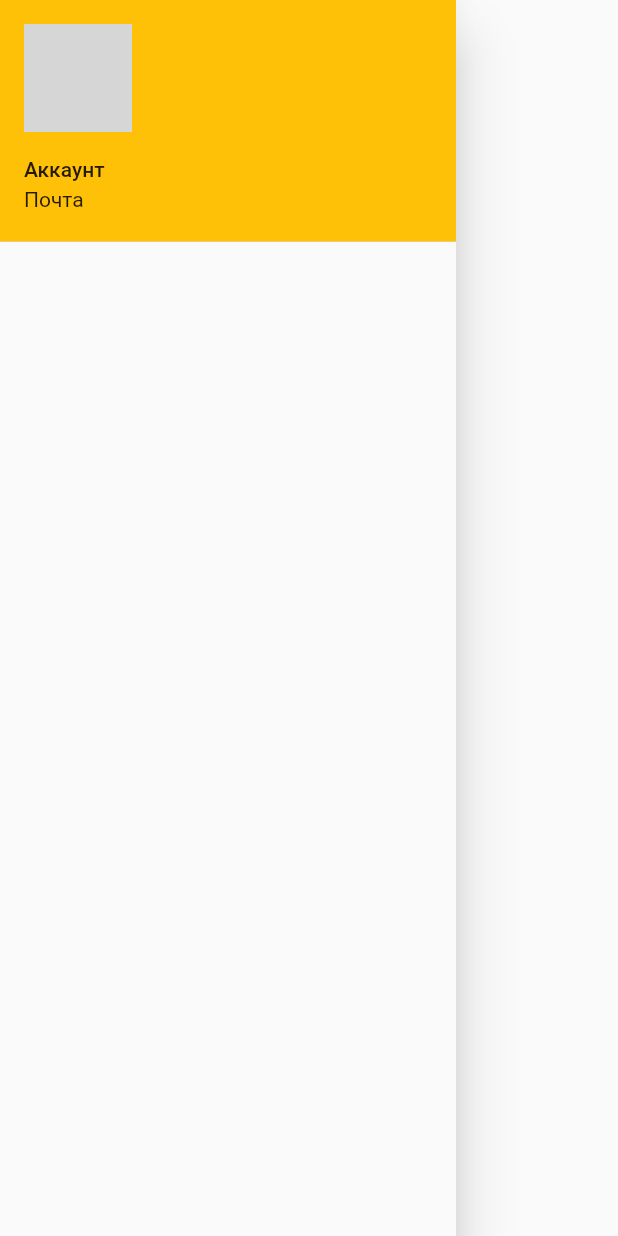
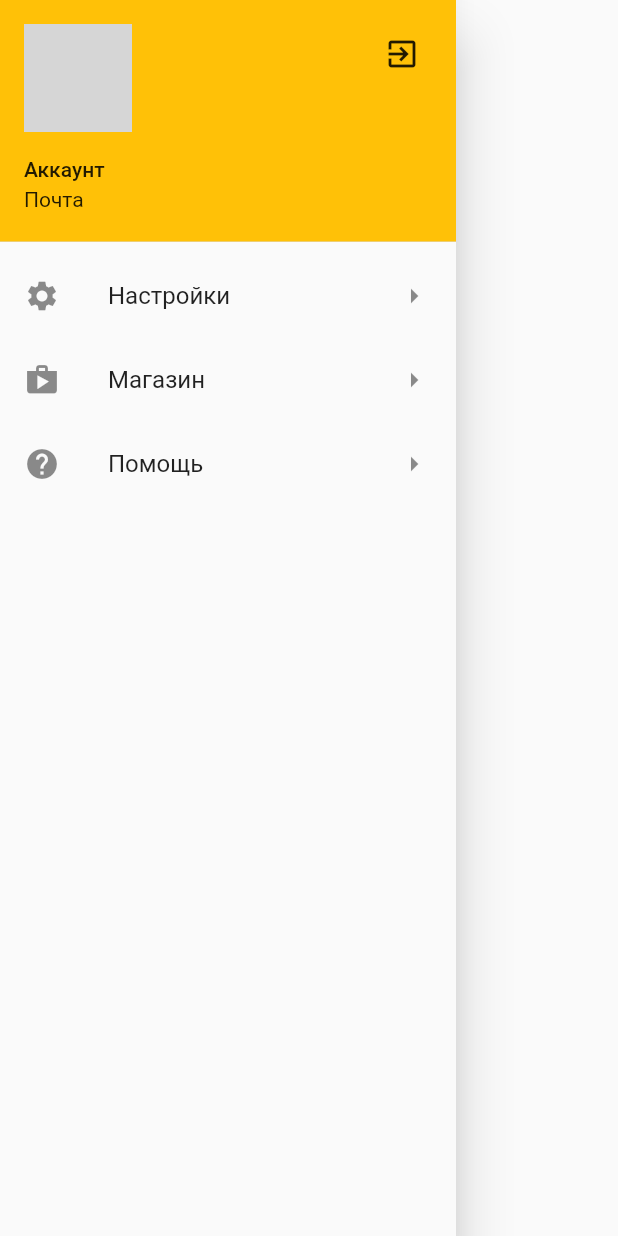
Before and after one commit to riazonbin/flutter_class_work, a Flutter app: the DrawerHomeMenu widget shown alone on an empty page, opened directly, on a phone screen of 412 x 824 dp. Run offline on Flutter 3.47's test engine with Material 2 defaults, Android fonts, the light colour scheme and no system bars; network calls fail; grey boxes are pictures that could not be loaded.

Commit message:
added list tiles

```diff
--- a/lib/pages/drawer.dart
+++ b/lib/pages/drawer.dart
@@ -5,12 +5,36 @@ class DrawerHomeMenu extends StatelessWidget {
 
   @override
   Widget build(BuildContext context) {
+    const catUrl =
+        'https://i.mycdn.me/i?r=AzEPZsRbOZEKgBhR0XGMT1RkjL46s7_3ICJVs2fH4uuqCaaKTM5SRkZCeTgDn6uOyic';
     return Drawer(
       child: ListView(
-        children:  const [
+        children: [
           UserAccountsDrawerHeader(
-              accountName: Text("Аккаунт"), accountEmail: Text("Почта"),
-              currentAccountPicture: CircleAvatar(backgroundImage: NetworkImage('https://i.mycdn.me/i?r=AzEPZsRbOZEKgBhR0XGMT1RkjL46s7_3ICJVs2fH4uuqCaaKTM5SRkZCeTgDn6uOyic')),)
+              accountName: const Text("Аккаунт"),
+              accountEmail: const Text("Почта"),
+              otherAccountsPictures: [IconButton(onPressed:() {
+              }, icon: Icon(Icons.exit_to_app))],
+              currentAccountPicture:
+                  const CircleAvatar(backgroundImage: NetworkImage(catUrl))),
+          ListTile(
+            title: const Text("Настройки"),
+            trailing: const Icon(Icons.arrow_right),
+            leading: const Icon(Icons.settings),
+            onTap: () {},
+          ),
+          ListTile(
+            title: const Text("Магазин"),
+            trailing: const Icon(Icons.arrow_right),
+            leading: const Icon(Icons.shop),
+            onTap: () {},
+          ),
+          ListTile(
+            title: const Text("Помощь"),
+            trailing: const Icon(Icons.arrow_right),
+            leading: const Icon(Icons.help),
+            onTap: () {},
+          ),
         ],
       ),
     );
```
